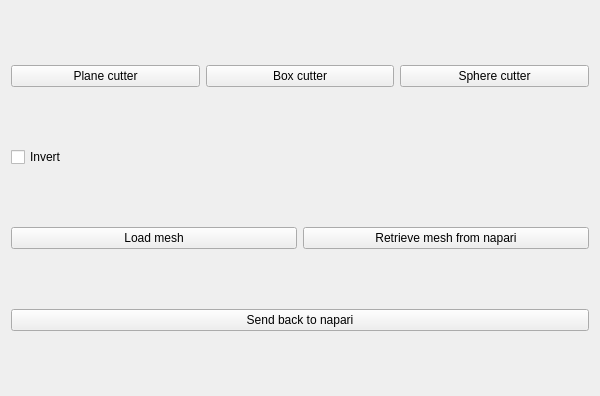
Old version of the form src/napari_vedo_bridge/vedo_extension.ui in the repository jo-mueller/napari-vedo-bridge.
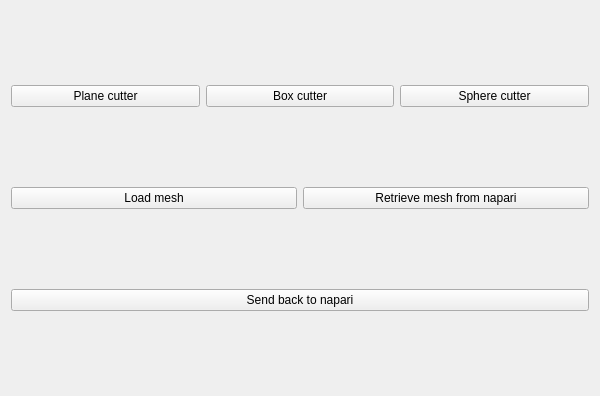
New version of the form.

Commit message: remove invert checkbox

```diff
--- a/src/napari_vedo_bridge/vedo_extension.ui
+++ b/src/napari_vedo_bridge/vedo_extension.ui
@@ -48,16 +48,6 @@
      </item>
     </layout>
    </item>
-   <item>
-    <widget class="QCheckBox" name="checkBox_invert">
-     <property name="enabled">
-      <bool>true</bool>
-     </property>
-     <property name="text">
-      <string>Invert</string>
-     </property>
-    </widget>
-   </item>
    <item>
     <layout class="QHBoxLayout" name="horizontalLayout_2">
      <item>
```
The commit also changes 1 other file.
